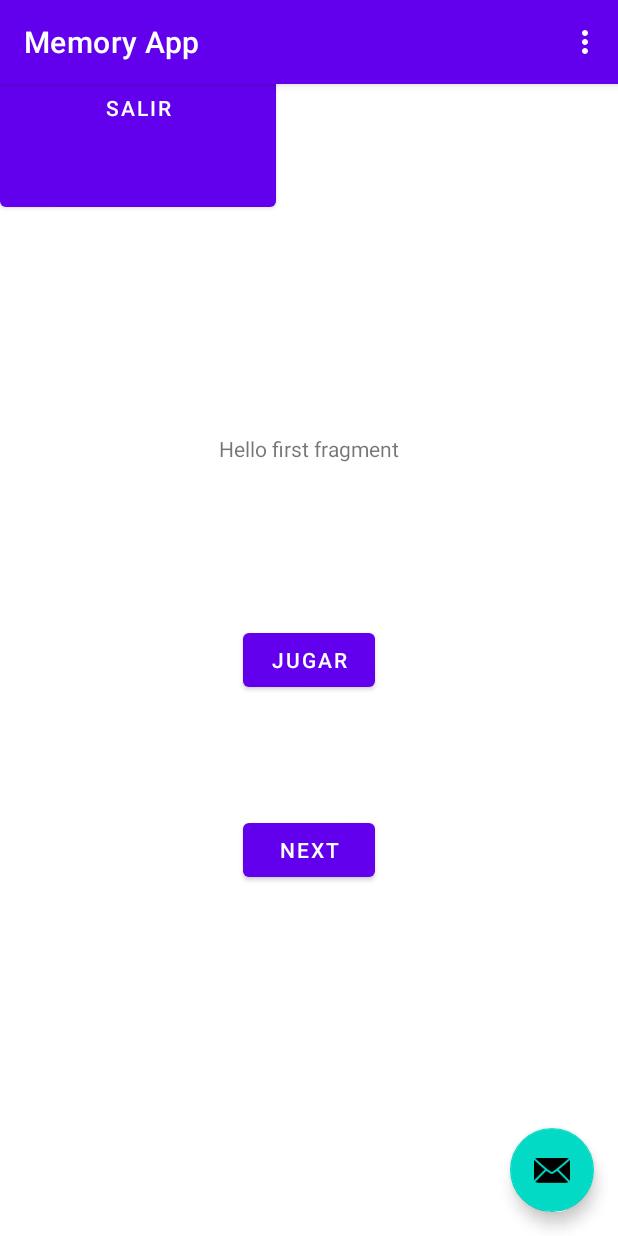
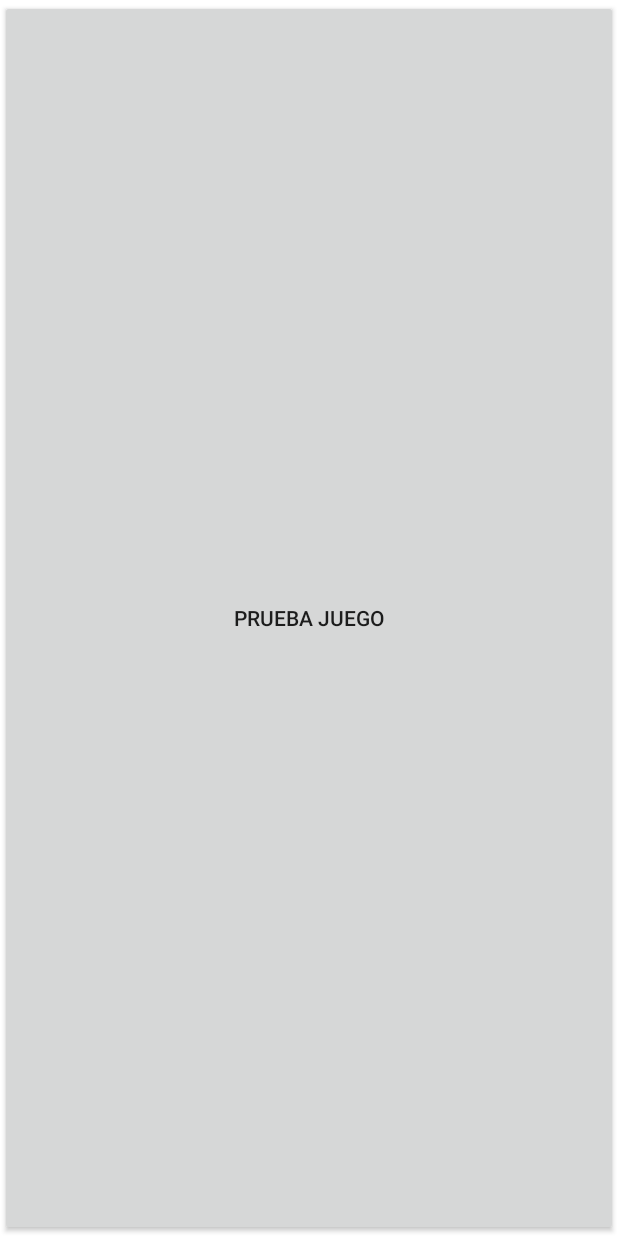
Before and after one commit to darango401/Memory, an Android app: the screen it shows after launch (MainActivity before the commit, Juego after it), after a tap on "JUGAR", on a phone screen of 412 x 824 dp. Run offline under Robolectric (Android 15) with nearby library versions, the phone set to English and light mode, and no system bars.

Commit message:
Commit 6: Navegacion boton Jugar
Commit 6: Navegacion boton Jugar

```diff
--- a/MemoryApplication/app/src/main/AndroidManifest.xml
+++ b/MemoryApplication/app/src/main/AndroidManifest.xml
@@ -1,6 +1,6 @@
 <?xml version="1.0" encoding="utf-8"?>
 <manifest xmlns:android="http://schemas.android.com/apk/res/android"
-    package="com.example.memoryapplication" >
+    package="com.example.memoryapplication">
 
     <application
         android:allowBackup="true"
@@ -8,17 +8,23 @@
         android:label="@string/app_name"
         android:roundIcon="@mipmap/ic_launcher_round"
         android:supportsRtl="true"
-        android:theme="@style/Theme.MemoryApplication" >
+        android:theme="@style/Theme.MemoryApplication">
+
+
         <activity
             android:name=".MainActivity"
             android:label="@string/app_name"
-            android:theme="@style/Theme.MemoryApplication.NoActionBar" >
+            android:theme="@style/Theme.MemoryApplication.NoActionBar">
             <intent-filter>
                 <action android:name="android.intent.action.MAIN" />
 
                 <category android:name="android.intent.category.LAUNCHER" />
             </intent-filter>
         </activity>
+
+        /*Tengo que declarar aqui la activity*/
+        <activity android:name=".Juego"></activity>
+
     </application>
 
 </manifest>
--- /dev/null
+++ b/MemoryApplication/app/src/main/java/com/example/memoryapplication/Juego.java
@@ -0,0 +1,15 @@
+package com.example.memoryapplication;
+
+import android.app.Activity;
+import android.os.Bundle;
+
+import androidx.annotation.Nullable;
+
+/*Clase tipo activity*/
+public class Juego extends Activity {
+    @Override
+    protected void onCreate(@Nullable Bundle savedInstanceState) {
+        super.onCreate(savedInstanceState);
+        setContentView(R.layout.juego);
+    }
+}
--- a/MemoryApplication/app/src/main/java/com/example/memoryapplication/MainActivity.java
+++ b/MemoryApplication/app/src/main/java/com/example/memoryapplication/MainActivity.java
@@ -1,5 +1,6 @@
 package com.example.memoryapplication;
 
+import android.content.Intent;
 import android.os.Bundle;
 import com.google.android.material.floatingactionbutton.FloatingActionButton;
 import com.google.android.material.snackbar.Snackbar;
@@ -29,6 +30,7 @@ public class MainActivity extends AppCompatActivity {
             @Override
             public void onClick(View v) {
                 System.out.println("Iniciando Juego...");
+                iniciarJuego();
             }
         });
 
@@ -73,4 +75,11 @@ public class MainActivity extends AppCompatActivity {
 
         return super.onOptionsItemSelected(item);
     }
+
+    /*Creo iniciarJuego que es llamada desde play set in click listenner*/
+    private void iniciarJuego(){
+        Intent i = new Intent(this, Juego.class);
+        startActivity(i);
+    }
+
 }
--- /dev/null
+++ b/MemoryApplication/app/src/main/res/layout/juego.xml
@@ -0,0 +1,12 @@
+<?xml version="1.0" encoding="utf-8"?>
+<LinearLayout xmlns:android="http://schemas.android.com/apk/res/android"
+    android:layout_width="match_parent"
+    android:layout_height="match_parent">
+
+    /*Agrego botones*/
+    <Button
+        android:layout_width="match_parent"
+        android:layout_height="match_parent"
+        android:text="prueba juego"></Button>
+
+</LinearLayout>
```
